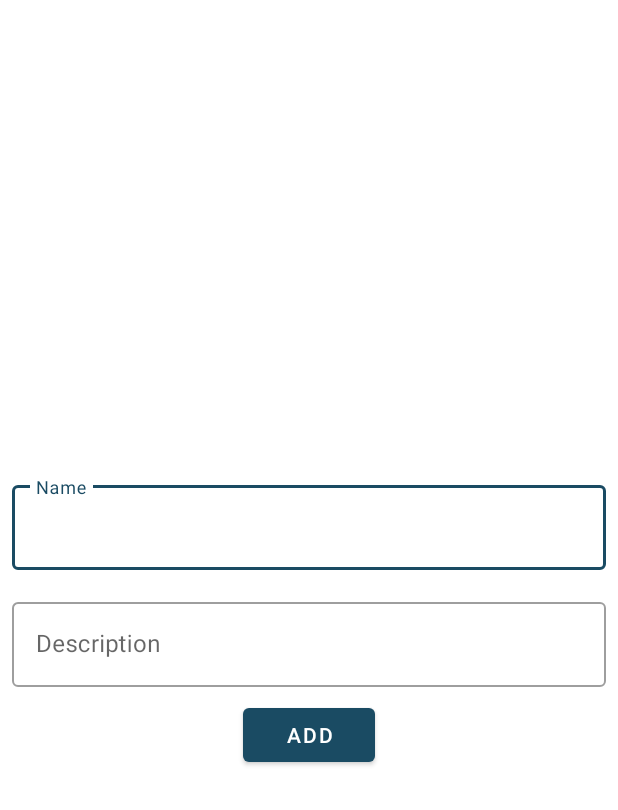
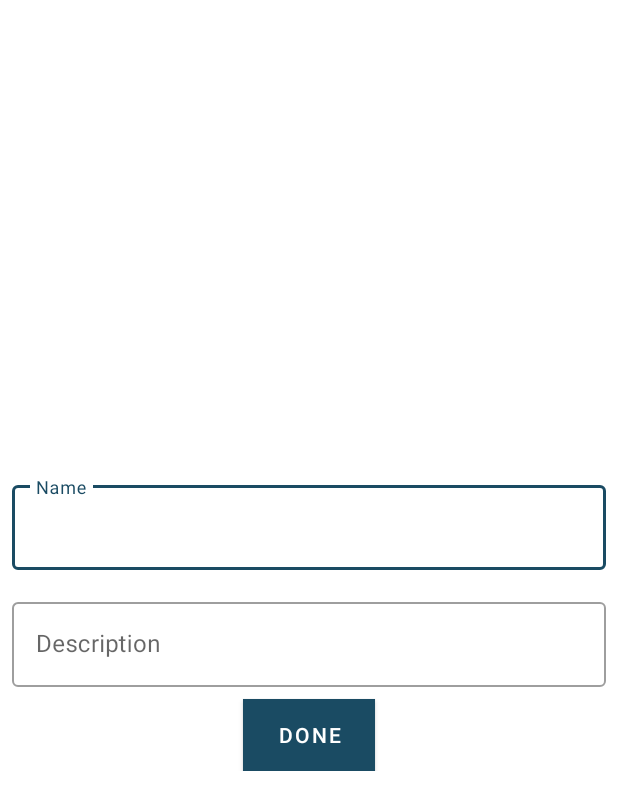
Before and after one commit to Lmizuno/TinyNotesManager, an Android app: the HomeFragment screen opened directly, with no data from a screen before it, after a tap on "Add new collection", on a phone screen of 412 x 824 dp. Shown: the top 810 px of the screen. Run offline under Robolectric (Android 15) with nearby library versions, the phone set to English and light mode, and no system bars; our stand-ins replace Room's generated code, navigation-ui.

Commit message:
Add collection modification feature

```diff
--- a/app/src/main/AndroidManifest.xml
+++ b/app/src/main/AndroidManifest.xml
@@ -31,7 +31,7 @@
             android:theme="@style/Theme.SmallNotesManager.NoActionBar" />
         <activity
             android:windowSoftInputMode="stateVisible|adjustResize"
-            android:name=".NewCollectionActivity"
+            android:name=".EditorCollectionActivity"
             android:exported="false"
             android:theme="@style/Theme.SmallNotesManager.NoActionBar" />
         <activity
--- a/app/src/main/java/com/lmizuno/smallnotesmanager/DAO/CollectionDao.kt
+++ b/app/src/main/java/com/lmizuno/smallnotesmanager/DAO/CollectionDao.kt
@@ -5,6 +5,7 @@ import androidx.room.Delete
 import androidx.room.Insert
 import androidx.room.OnConflictStrategy
 import androidx.room.Query
+import androidx.room.Update
 import com.lmizuno.smallnotesmanager.Models.Collection
 import com.lmizuno.smallnotesmanager.Models.Item
 
@@ -25,6 +26,9 @@ interface CollectionDao {
     @Query("SELECT COUNT(*) FROM items WHERE collectionId = :collectionId")
     fun getCollectionSize(collectionId: Long): Long
 
+    @Update(onConflict = OnConflictStrategy.ABORT)
+    fun update(collection: Collection): Int
+
     @Delete
     fun deleteCollectionAndItems(collection: Collection)
 }
--- /dev/null
+++ b/app/src/main/java/com/lmizuno/smallnotesmanager/EditorCollectionActivity.kt
@@ -0,0 +1,64 @@
+package com.lmizuno.smallnotesmanager
+
+import android.app.Activity
+import android.content.Intent
+import androidx.appcompat.app.AppCompatActivity
+import android.os.Bundle
+import android.widget.Button
+import android.widget.Toast
+import com.google.android.material.textfield.TextInputEditText
+import com.lmizuno.smallnotesmanager.Models.Collection
+import com.lmizuno.smallnotesmanager.Scripts.DeprecationManager
+
+class EditorCollectionActivity : AppCompatActivity() {
+    private lateinit var description: TextInputEditText
+    private lateinit var name: TextInputEditText
+    private lateinit var doneButton: Button
+    private var collection: Collection? = null
+    override fun onCreate(savedInstanceState: Bundle?) {
+        super.onCreate(savedInstanceState)
+        setContentView(R.layout.activity_editor_collection)
+
+        name = findViewById(R.id.nameInput)
+        description = findViewById(R.id.descriptionInput)
+        doneButton = findViewById(R.id.doneCollectionButton)
+
+        var updateMode = false
+        if (intent != null && intent.hasExtra("intent")) {
+            updateMode = (intent.getStringExtra("intent") != "add")
+        }
+
+        if (updateMode) {
+            collection =
+                DeprecationManager().getSerializable(intent, "collection", Collection::class.java)
+
+            name.setText(collection!!.name)
+            description.setText(collection!!.description)
+        }
+
+
+        doneButton.setOnClickListener {
+            if (name.text.isNullOrEmpty()) {
+                Toast.makeText(this, "Please add a name", Toast.LENGTH_SHORT).show()
+                return@setOnClickListener
+            }
+            if (description.text.isNullOrEmpty()) {
+                Toast.makeText(this, "Please add a description", Toast.LENGTH_SHORT).show()
+                return@setOnClickListener
+            }
+
+            if (collection == null) {
+                collection = Collection(0, name.text.toString(), description.text.toString())
+            } else {
+                collection!!.name = name.text.toString()
+                collection!!.description = description.text.toString()
+            }
+
+            val intentReturn = Intent()
+            intentReturn.putExtra("collection", collection)
+            intentReturn.putExtra("intent", intent.getStringExtra("intent"))
+            setResult(Activity.RESULT_OK, intentReturn)
+            finish()
+        }
+    }
+}
--- a/app/src/main/java/com/lmizuno/smallnotesmanager/NewCollectionActivity.kt
+++ /dev/null
@@ -1,41 +0,0 @@
-package com.lmizuno.smallnotesmanager
-
-import android.app.Activity
-import android.content.Intent
-import androidx.appcompat.app.AppCompatActivity
-import android.os.Bundle
-import android.widget.Button
-import android.widget.Toast
-import com.google.android.material.textfield.TextInputEditText
-import com.lmizuno.smallnotesmanager.Models.Collection
-class NewCollectionActivity : AppCompatActivity() {
-    private lateinit var description: TextInputEditText
-    private lateinit var name: TextInputEditText
-    private lateinit var add: Button
-    override fun onCreate(savedInstanceState: Bundle?) {
-        super.onCreate(savedInstanceState)
-        setContentView(R.layout.activity_new_collection)
-
-        name = findViewById(R.id.nameInput)
-        description = findViewById(R.id.descriptionInput)
-        add = findViewById(R.id.newCollectionButton)
-
-        add.setOnClickListener {
-            if (name.text.isNullOrEmpty()) {
-                Toast.makeText(this, "Please add a name", Toast.LENGTH_SHORT).show()
-                return@setOnClickListener
-            }
-            if (description.text.isNullOrEmpty()) {
-                Toast.makeText(this, "Please add a description", Toast.LENGTH_SHORT).show()
-                return@setOnClickListener
-            }
-
-            val coll = Collection(0, name.text.toString(), description.text.toString())
-
-            val intent = Intent()
-            intent.putExtra("collection", coll)
-            setResult(Activity.RESULT_OK, intent)
-            finish()
-        }
-    }
-}
--- a/app/src/main/java/com/lmizuno/smallnotesmanager/Ui/home/HomeFragment.kt
+++ b/app/src/main/java/com/lmizuno/smallnotesmanager/Ui/home/HomeFragment.kt
@@ -16,7 +16,7 @@ import com.lmizuno.smallnotesmanager.Adapters.CollectionListAdapter
 import com.lmizuno.smallnotesmanager.DBManager.AppDatabase
 import com.lmizuno.smallnotesmanager.Listeners.CollectionsClickListener
 import com.lmizuno.smallnotesmanager.Models.Collection
-import com.lmizuno.smallnotesmanager.NewCollectionActivity
+import com.lmizuno.smallnotesmanager.EditorCollectionActivity
 import com.lmizuno.smallnotesmanager.R
 import com.lmizuno.smallnotesmanager.Scripts.DeprecationManager
 import com.lmizuno.smallnotesmanager.Scripts.Sharing
@@ -47,7 +47,8 @@ class HomeFragment : Fragment() {
         updateRecycler(collectionList)
 
         binding.fabNewCollection.setOnClickListener {
-            val intent = Intent(requireContext(), NewCollectionActivity::class.java)
+            val intent = Intent(requireContext(), EditorCollectionActivity::class.java)
+            intent.putExtra("intent", "add")
             newCollectionActivityResultLauncher.launch(intent)
         }
 
--- a/app/src/main/res/layout/activity_new_collection.xml
+++ b/app/src/main/res/layout/activity_editor_collection.xml
@@ -1,10 +1,9 @@
 <?xml version="1.0" encoding="utf-8"?>
 <RelativeLayout xmlns:android="http://schemas.android.com/apk/res/android"
-    xmlns:app="http://schemas.android.com/apk/res-auto"
     xmlns:tools="http://schemas.android.com/tools"
     android:layout_width="match_parent"
     android:layout_height="match_parent"
-    tools:context=".NewCollectionActivity">
+    tools:context=".EditorCollectionActivity">
 
     <androidx.appcompat.widget.LinearLayoutCompat
         android:layout_width="match_parent"
@@ -46,11 +45,12 @@
         </com.google.android.material.textfield.TextInputLayout>
 
         <Button
-            android:id="@+id/newCollectionButton"
+            android:id="@+id/doneCollectionButton"
             android:layout_width="wrap_content"
             android:layout_height="wrap_content"
             android:layout_gravity="center"
-            android:text="@string/add" />
+            android:background="@color/primary"
+            android:text="@string/done" />
     </androidx.appcompat.widget.LinearLayoutCompat>
 
 </RelativeLayout>
--- a/app/src/main/res/values/strings.xml
+++ b/app/src/main/res/values/strings.xml
@@ -19,4 +19,6 @@
     <string name="please_add_a_description">Please add a description</string>
     <string name="please_add_a_name">Please add a name</string>
     <string name="select_file">Select File</string>
+    <string name="share">Share</string>
+    <string name="edit">Edit</string>
 </resources>
```
Also changed, not shown: app/src/main/java/com/lmizuno/smallnotesmanager/EditorItemActivity.kt (+13 -15 lines), app/src/main/java/com/lmizuno/smallnotesmanager/Ui/collection/CollectionViewFragment.kt (+31 -0 lines), app/src/main/res/menu/collection_bottom_nav_menu.xml (+7 -5 lines), 1 other file.
